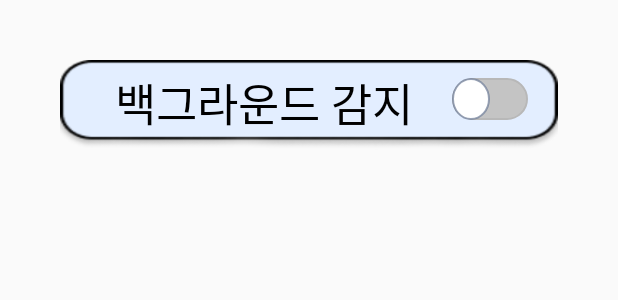
After one commit to Proverbs13/SODA_Capstone-Design, an Android app: the layout fragment_sub_setting.xml on its own in the app's theme, with its tools: preview values and no code run, on a phone screen of 412 x 824 dp. The commit adds this screen. Shown: the top 300 px of the screen. Run offline under Robolectric (Android 15) with nearby library versions, the phone set to English and light mode, and no system bars.

Commit message:
백그라운드 기능(앱 내/외부, 잠금화면)

```diff
--- /dev/null
+++ b/Prototype-Android/app/src/main/res/layout/fragment_sub_setting.xml
@@ -0,0 +1,48 @@
+<?xml version="1.0" encoding="utf-8"?>
+<androidx.constraintlayout.widget.ConstraintLayout xmlns:android="http://schemas.android.com/apk/res/android"
+    xmlns:app="http://schemas.android.com/apk/res-auto"
+    android:layout_width="match_parent"
+    android:layout_height="match_parent">
+
+    <androidx.cardview.widget.CardView
+        android:id="@+id/background_card"
+        android:layout_width="match_parent"
+        android:layout_height="wrap_content"
+        app:layout_constraintEnd_toEndOf="parent"
+        app:layout_constraintStart_toStartOf="parent"
+        app:layout_constraintTop_toTopOf="parent"
+        android:layout_marginLeft="40dp"
+        android:layout_marginRight="40dp"
+        android:layout_marginTop="40dp"
+        android:backgroundTint="#00FFFFFF"
+        app:cardElevation="0dp">
+
+        <FrameLayout
+            android:layout_width="match_parent"
+            android:layout_height="wrap_content">
+
+            <TextView
+                android:layout_width="match_parent"
+                android:layout_height="60dp"
+                android:background="@drawable/setting_box"
+                android:text="백그라운드 감지"
+                android:textSize="30sp"
+                android:gravity="center"
+                android:textColor="@color/black"
+                android:fontFamily="@font/jua_regular"
+                android:paddingBottom="2dp"
+                android:paddingRight="60dp"/>
+
+            <Switch
+                android:id="@+id/background_switch"
+                android:layout_width="wrap_content"
+                android:layout_height="30dp"
+                android:layout_gravity="end|center_vertical"
+                android:layout_marginBottom="3dp"
+                android:layout_marginRight="20dp"
+                android:track="@drawable/switch_track_selector"
+                android:thumb="@drawable/switch_thumb" />
+        </FrameLayout>
+    </androidx.cardview.widget.CardView>
+
+</androidx.constraintlayout.widget.ConstraintLayout>
```
Also changed, not shown: Prototype-Android/app/src/main/java/com/soda/soda/LockScreenActivity.kt (added, +91 -0 lines), Prototype-Android/app/src/main/java/com/soda/soda/MainActivity.kt (+37 -2 lines), Prototype-Android/app/src/main/java/com/soda/soda/fragments/AudioFragment.kt (+5 -56 lines), Prototype-Android/app/src/main/java/com/soda/soda/fragments/SubSettingFragment.kt (added, +88 -0 lines), Prototype-Android/app/src/main/java/com/soda/soda/helper/SoundCheckHelper.kt (+66 -12 lines), Prototype-Android/app/src/main/java/com/soda/soda/service/ForegroundService.kt (added, +117 -0 lines), Prototype-Android/app/src/main/res/layout/activity_lock_screen.xml (added, +36 -0 lines).
